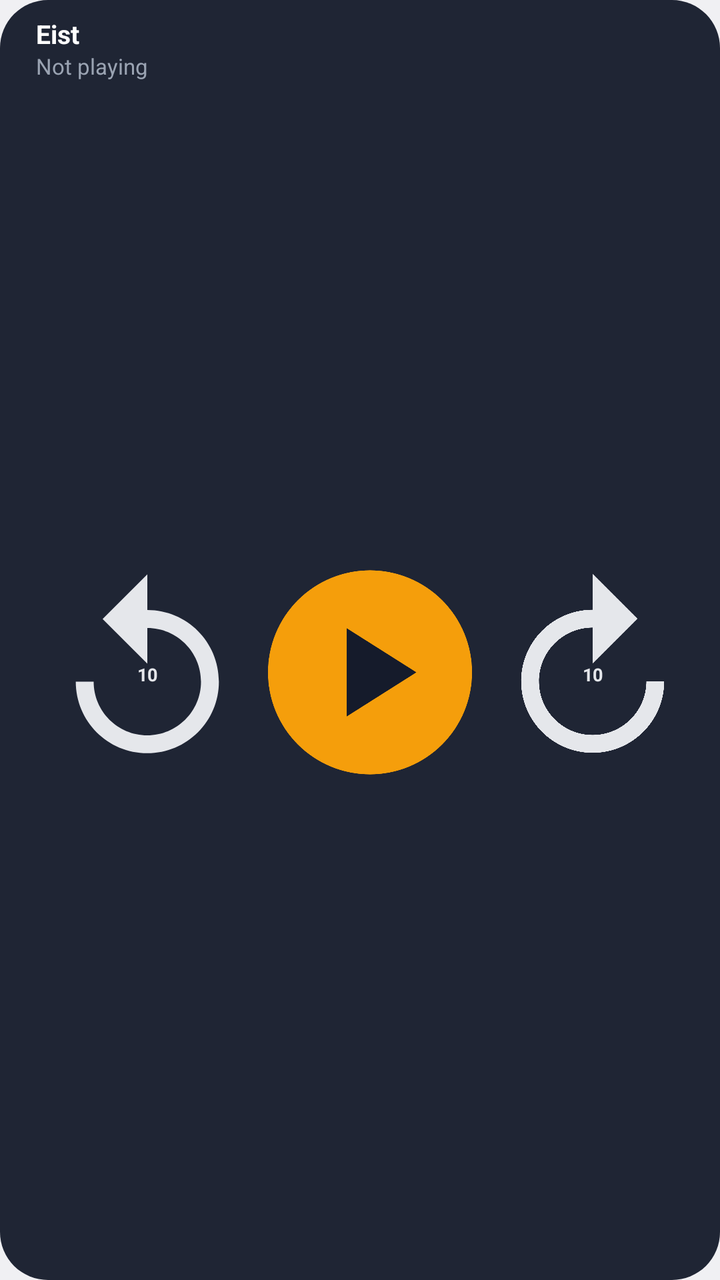
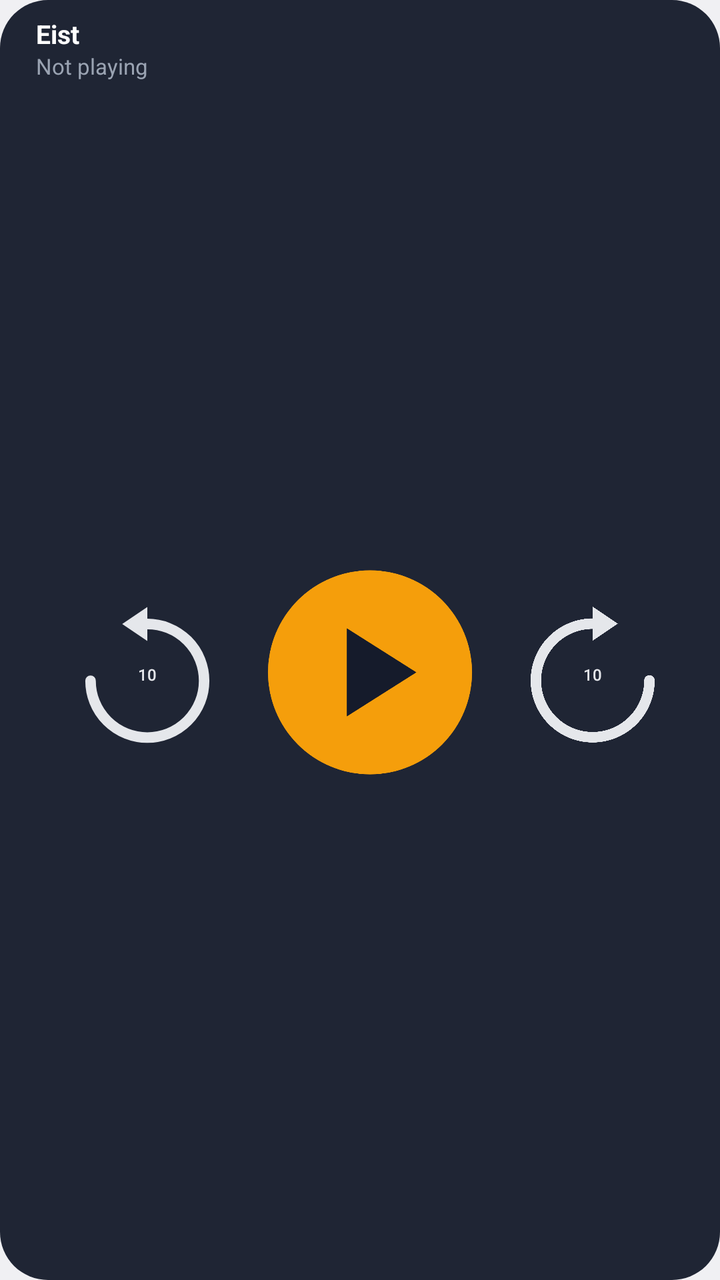

Before-and-after screenshots of an Android layout around one commit, followed by the original layout XML and the change that was made.
<!-- AndroidManifest.xml: application theme android:Theme.DeviceDefault.DayNight -->
<!-- res/layout/widget.xml -->
<?xml version="1.0" encoding="utf-8"?>
<LinearLayout xmlns:android="http://schemas.android.com/apk/res/android"
    android:id="@android:id/background"
    android:layout_width="match_parent"
    android:layout_height="match_parent"
    android:orientation="horizontal"
    android:gravity="center_vertical"
    android:padding="8dp"
    android:background="@drawable/widget_bg">

    <ImageView
        android:id="@+id/cover"
        android:layout_width="wrap_content"
        android:layout_height="match_parent"
        android:adjustViewBounds="true"
        android:scaleType="fitCenter"
        android:background="@drawable/cover_bg"
        android:clipToOutline="true"
        android:contentDescription="@string/open_eist"
        android:src="@mipmap/ic_launcher"/>

    <LinearLayout
        android:layout_width="0dp"
        android:layout_height="match_parent"
        android:layout_weight="1"
        android:layout_marginStart="10dp"
        android:orientation="vertical">

        <TextView
            android:id="@+id/title"
            android:layout_width="match_parent"
            android:layout_height="wrap_content"
            android:singleLine="true"
            android:ellipsize="end"
            android:textColor="#FFFFFF"
            android:textSize="13sp"
            android:textStyle="bold"
            android:text="Eist"/>

        <TextView
            android:id="@+id/subtitle"
            android:layout_width="match_parent"
            android:layout_height="wrap_content"
            android:singleLine="true"
            android:ellipsize="end"
            android:textColor="#9AA3B2"
            android:textSize="11sp"
            android:text="Not playing"/>

        <LinearLayout
            android:layout_width="match_parent"
            android:layout_height="0dp"
            android:layout_weight="1"
            android:orientation="horizontal"
            android:gravity="center">

            <FrameLayout
                android:id="@+id/back"
                android:layout_width="0dp"
                android:layout_height="match_parent"
                android:layout_weight="1"
                android:contentDescription="@string/skip_back">
                <ImageView
                    android:id="@+id/back_icon"
                    android:layout_width="match_parent"
                    android:layout_height="match_parent"
                    android:padding="2dp"
                    android:scaleType="fitCenter"
                    android:src="@drawable/ic_skip_back"/>
                <TextView
                    android:id="@+id/back_label"
                    android:layout_width="match_parent"
                    android:layout_height="match_parent"
                    android:gravity="center"
                    android:paddingTop="2dp"
                    android:textColor="#E5E7EB"
                    android:textSize="9sp"
                    android:textStyle="bold"
                    android:text="10"/>
            </FrameLayout>

            <ImageView
                android:id="@+id/play"
                android:layout_width="0dp"
                android:layout_height="match_parent"
                android:layout_weight="1"
                android:scaleType="fitCenter"
                android:contentDescription="@string/play_pause"
                android:src="@drawable/ic_play"/>

            <FrameLayout
                android:id="@+id/forward"
                android:layout_width="0dp"
                android:layout_height="match_parent"
                android:layout_weight="1"
                android:contentDescription="@string/skip_forward">
                <ImageView
                    android:id="@+id/forward_icon"
                    android:layout_width="match_parent"
                    android:layout_height="match_parent"
                    android:padding="2dp"
                    android:scaleType="fitCenter"
                    android:src="@drawable/ic_skip_forward"/>
                <TextView
                    android:id="@+id/forward_label"
                    android:layout_width="match_parent"
                    android:layout_height="match_parent"
                    android:gravity="center"
                    android:paddingTop="2dp"
                    android:textColor="#E5E7EB"
                    android:textSize="9sp"
                    android:textStyle="bold"
                    android:text="10"/>
            </FrameLayout>
        </LinearLayout>
    </LinearLayout>
</LinearLayout>
<!-- resources referenced by this layout -->
<resources>
  <!-- drawable cover_bg (drawable) -->
  <?xml version="1.0" encoding="utf-8"?>
  <shape xmlns:android="http://schemas.android.com/apk/res/android" android:shape="rectangle">
      <solid android:color="#26FFFFFF"/>
      <corners android:radius="8dp"/>
  </shape>
  <!-- drawable ic_play (drawable) -->
  <vector xmlns:android="http://schemas.android.com/apk/res/android"
      android:width="48dp" android:height="48dp" android:viewportWidth="48" android:viewportHeight="48">
      <path android:fillColor="#F59E0B" android:pathData="M24,2a22,22 0,1 1,0 44a22,22 0,1 1,0 -44z"/>
      <path android:fillColor="#151B2B" android:pathData="M19,14.5v19l15,-9.5z"/>
  </vector>
  <!-- drawable ic_skip_back (drawable) -->
  <vector xmlns:android="http://schemas.android.com/apk/res/android"
      android:width="40dp" android:height="40dp" android:viewportWidth="24" android:viewportHeight="24">
      <path android:fillColor="#E5E7EB"
          android:pathData="M12,5V1L7,6l5,5V7c3.31,0 6,2.69 6,6s-2.69,6 -6,6 -6,-2.69 -6,-6H4c0,4.42 3.58,8 8,8s8,-3.58 8,-8 -3.58,-8 -8,-8z"/>
  </vector>
  <!-- drawable ic_skip_forward (drawable) -->
  <vector xmlns:android="http://schemas.android.com/apk/res/android"
      android:width="40dp" android:height="40dp" android:viewportWidth="24" android:viewportHeight="24">
      <group android:scaleX="-1" android:pivotX="12">
          <path android:fillColor="#E5E7EB"
              android:pathData="M12,5V1L7,6l5,5V7c3.31,0 6,2.69 6,6s-2.69,6 -6,6 -6,-2.69 -6,-6H4c0,4.42 3.58,8 8,8s8,-3.58 8,-8 -3.58,-8 -8,-8z"/>
      </group>
  </vector>
  <!-- drawable widget_bg (drawable) -->
  <?xml version="1.0" encoding="utf-8"?>
  <shape xmlns:android="http://schemas.android.com/apk/res/android" android:shape="rectangle">
      <solid android:color="#F2151B2B"/>
      <corners android:radius="24dp"/>
  </shape>
  <!-- mipmap ic_launcher (mipmap-anydpi-v26) -->
  <?xml version="1.0" encoding="utf-8"?>
  <adaptive-icon xmlns:android="http://schemas.android.com/apk/res/android">
      <background android:drawable="@color/icon_bg"/>
      <foreground android:drawable="@drawable/ic_launcher_fg"/>
      <monochrome android:drawable="@drawable/ic_launcher_fg"/>
  </adaptive-icon>
  <string name="open_eist">Open Eist player</string>
  <string name="play_pause">Play or pause</string>
  <string name="skip_back">Skip back</string>
  <string name="skip_forward">Skip forward</string>
  <color name="icon_bg">#151B2B</color>
  <!-- drawable ic_launcher_fg (drawable) -->
  <vector xmlns:android="http://schemas.android.com/apk/res/android"
      android:width="108dp" android:height="108dp" android:viewportWidth="108" android:viewportHeight="108">
      <group android:scaleX="2.5" android:scaleY="2.5" android:translateX="24" android:translateY="21.5">
          <path android:fillColor="#E5E7EB"
              android:pathData="M12,5V1L7,6l5,5V7c3.31,0 6,2.69 6,6s-2.69,6 -6,6 -6,-2.69 -6,-6H4c0,4.42 3.58,8 8,8s8,-3.58 8,-8 -3.58,-8 -8,-8z"/>
      </group>
      <path android:fillColor="#F59E0B" android:pathData="M49,45.5v17l13,-8.5z"/>
  </vector>
</resources>

<!-- the commit's change to res/layout/widget.xml (unified diff, before → after) -->
@@ -64,7 +64,7 @@
                     android:id="@+id/back_icon"
                     android:layout_width="match_parent"
                     android:layout_height="match_parent"
-                    android:padding="2dp"
+                    android:padding="7dp"
                     android:scaleType="fitCenter"
                     android:src="@drawable/ic_skip_back"/>
                 <TextView
@@ -74,8 +74,8 @@
                     android:gravity="center"
                     android:paddingTop="2dp"
                     android:textColor="#E5E7EB"
-                    android:textSize="9sp"
-                    android:textStyle="bold"
+                    android:textSize="8sp"
+                    android:fontFamily="sans-serif-medium"
                     android:text="10"/>
             </FrameLayout>
 
@@ -98,7 +98,7 @@
                     android:id="@+id/forward_icon"
                     android:layout_width="match_parent"
                     android:layout_height="match_parent"
-                    android:padding="2dp"
+                    android:padding="7dp"
                     android:scaleType="fitCenter"
                     android:src="@drawable/ic_skip_forward"/>
                 <TextView
@@ -108,8 +108,8 @@
                     android:gravity="center"
                     android:paddingTop="2dp"
                     android:textColor="#E5E7EB"
-                    android:textSize="9sp"
-                    android:textStyle="bold"
+                    android:textSize="8sp"
+                    android:fontFamily="sans-serif-medium"
                     android:text="10"/>
             </FrameLayout>
         </LinearLayout>
<!-- resource entries referenced after the edit -->
@@ -15,15 +15,21 @@
   <!-- drawable ic_skip_back (drawable) -->
   <vector xmlns:android="http://schemas.android.com/apk/res/android"
       android:width="40dp" android:height="40dp" android:viewportWidth="24" android:viewportHeight="24">
-      <path android:fillColor="#E5E7EB"
-          android:pathData="M12,5V1L7,6l5,5V7c3.31,0 6,2.69 6,6s-2.69,6 -6,6 -6,-2.69 -6,-6H4c0,4.42 3.58,8 8,8s8,-3.58 8,-8 -3.58,-8 -8,-8z"/>
+  
+      
+      <path android:strokeColor="#E5E7EB" android:strokeWidth="1.3" android:strokeLineCap="round"
+          android:fillColor="#00000000" android:pathData="M12,6A7,7 0,1 1,5,13"/>
+      <path android:fillColor="#E5E7EB" android:pathData="M12,3.9L8.9,6L12,8.1z"/>
+  
   </vector>
   <!-- drawable ic_skip_forward (drawable) -->
   <vector xmlns:android="http://schemas.android.com/apk/res/android"
       android:width="40dp" android:height="40dp" android:viewportWidth="24" android:viewportHeight="24">
       <group android:scaleX="-1" android:pivotX="12">
-          <path android:fillColor="#E5E7EB"
-              android:pathData="M12,5V1L7,6l5,5V7c3.31,0 6,2.69 6,6s-2.69,6 -6,6 -6,-2.69 -6,-6H4c0,4.42 3.58,8 8,8s8,-3.58 8,-8 -3.58,-8 -8,-8z"/>
+      
+      <path android:strokeColor="#E5E7EB" android:strokeWidth="1.3" android:strokeLineCap="round"
+          android:fillColor="#00000000" android:pathData="M12,6A7,7 0,1 1,5,13"/>
+      <path android:fillColor="#E5E7EB" android:pathData="M12,3.9L8.9,6L12,8.1z"/>
       </group>
   </vector>
   <!-- drawable widget_bg (drawable) -->
